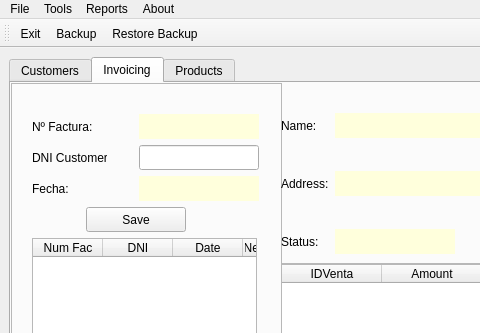
Above: templates/window.ui from antonrubii/ProyectoDI before the change; both pictures show x 0 to 480 and y 0 to 333 of the 1100 by 970 pixel window. Below: the same form after it.
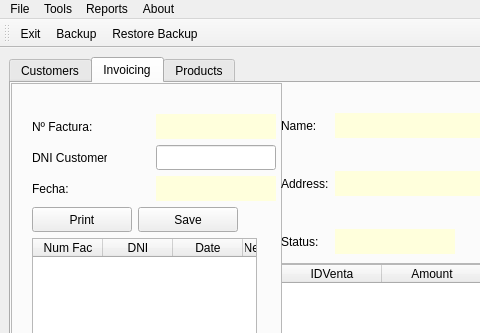
That is the form after the change. Icons and pictures are not drawn.

Patch:
```diff
--- a/templates/window.ui
+++ b/templates/window.ui
@@ -626,7 +626,7 @@
           <rect>
            <x>21</x>
            <y>31</y>
-           <width>227</width>
+           <width>244</width>
            <height>781</height>
           </rect>
          </property>
@@ -837,6 +837,25 @@
             </column>
            </widget>
           </item>
+          <item row="3" column="0">
+           <widget class="QPushButton" name="btnPrintFac">
+            <property name="minimumSize">
+             <size>
+              <width>100</width>
+              <height>25</height>
+             </size>
+            </property>
+            <property name="maximumSize">
+             <size>
+              <width>100</width>
+              <height>25</height>
+             </size>
+            </property>
+            <property name="text">
+             <string>Print</string>
+            </property>
+           </widget>
+          </item>
          </layout>
         </widget>
        </widget>
```
